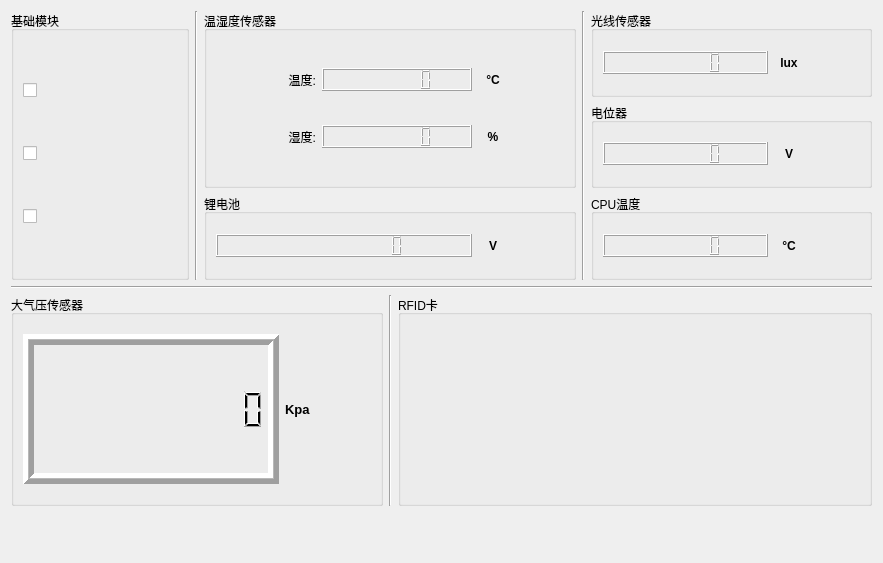
Before: the Qt Designer form usartform.ui in Hello-ZYH/Dormitory-security-system, drawn with Qt 5.
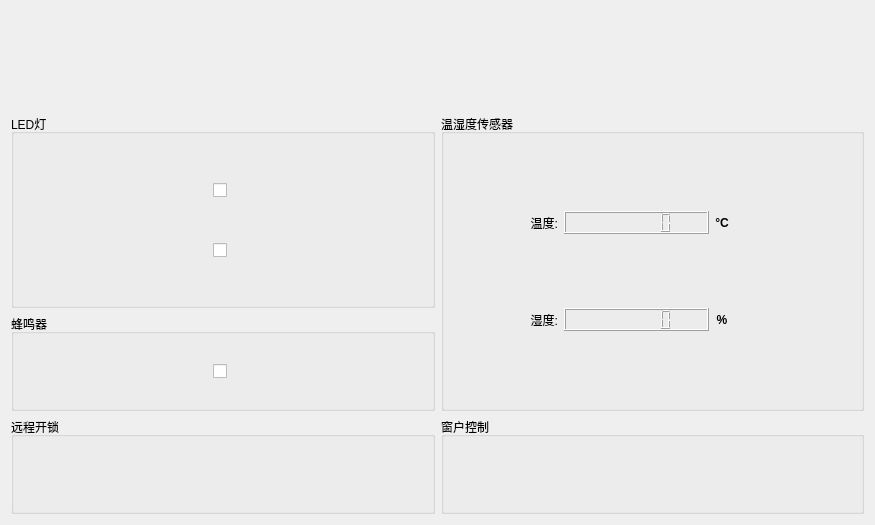
After: the same form once the commit is applied. Icons and pictures are not drawn.

```diff
--- a/usartform.ui
+++ b/usartform.ui
@@ -6,597 +6,49 @@
    <rect>
     <x>0</x>
     <y>0</y>
-    <width>883</width>
-    <height>563</height>
+    <width>875</width>
+    <height>525</height>
    </rect>
   </property>
   <property name="windowTitle">
    <string>Form</string>
   </property>
-  <layout class="QGridLayout" name="gridLayout_2">
-   <item row="1" column="6">
-    <widget class="QGroupBox" name="groupBox_vr">
-     <property name="minimumSize">
-      <size>
-       <width>281</width>
-       <height>61</height>
-      </size>
-     </property>
-     <property name="styleSheet">
-      <string notr="true">border-color: rgb(85, 170, 255);</string>
-     </property>
-     <property name="title">
-      <string>电位器</string>
-     </property>
-     <layout class="QGridLayout" name="gridLayout_5">
-      <item row="0" column="0">
-       <widget class="QLCDNumber" name="lcdNumber_vr">
-        <property name="smallDecimalPoint">
-         <bool>true</bool>
-        </property>
-        <property name="digitCount">
-         <number>6</number>
-        </property>
-       </widget>
-      </item>
-      <item row="0" column="2">
-       <widget class="QPushButton" name="btn_vr">
-        <property name="maximumSize">
-         <size>
-          <width>50</width>
-          <height>16777215</height>
-         </size>
-        </property>
-        <property name="text">
-         <string/>
-        </property>
-        <property name="icon">
-         <iconset resource="source.qrc">
-          <normaloff>:/image/images/refresh.png</normaloff>:/image/images/refresh.png</iconset>
-        </property>
-        <property name="iconSize">
-         <size>
-          <width>50</width>
-          <height>20</height>
-         </size>
-        </property>
-        <property name="flat">
-         <bool>true</bool>
-        </property>
-       </widget>
-      </item>
-      <item row="0" column="1">
-       <widget class="QLabel" name="label_5">
-        <property name="maximumSize">
-         <size>
-          <width>30</width>
-          <height>16777215</height>
-         </size>
-        </property>
-        <property name="font">
-         <font>
-          <weight>75</weight>
-          <bold>true</bold>
-         </font>
-        </property>
-        <property name="text">
-         <string>V</string>
-        </property>
-        <property name="alignment">
-         <set>Qt::AlignCenter</set>
-        </property>
-       </widget>
-      </item>
-     </layout>
-    </widget>
-   </item>
-   <item row="0" column="6">
-    <widget class="QGroupBox" name="groupBox_line">
-     <property name="minimumSize">
-      <size>
-       <width>281</width>
-       <height>61</height>
-      </size>
-     </property>
-     <property name="styleSheet">
-      <string notr="true">border-color: rgb(85, 170, 255);</string>
-     </property>
-     <property name="title">
-      <string>光线传感器</string>
-     </property>
-     <layout class="QGridLayout" name="gridLayout_6">
-      <item row="0" column="2">
-       <widget class="QPushButton" name="btn_light">
-        <property name="maximumSize">
-         <size>
-          <width>50</width>
-          <height>16777215</height>
-         </size>
-        </property>
-        <property name="text">
-         <string/>
-        </property>
-        <property name="icon">
-         <iconset resource="source.qrc">
-          <normaloff>:/image/images/refresh.png</normaloff>:/image/images/refresh.png</iconset>
-        </property>
-        <property name="iconSize">
-         <size>
-          <width>50</width>
-          <height>20</height>
-         </size>
-        </property>
-        <property name="flat">
-         <bool>true</bool>
-        </property>
-       </widget>
-      </item>
-      <item row="0" column="0">
-       <widget class="QLCDNumber" name="lcdNumber_line">
-        <property name="smallDecimalPoint">
-         <bool>true</bool>
-        </property>
-        <property name="digitCount">
-         <number>6</number>
-        </property>
-       </widget>
-      </item>
-      <item row="0" column="1">
-       <widget class="QLabel" name="label_6">
-        <property name="maximumSize">
-         <size>
-          <width>30</width>
-          <height>16777215</height>
-         </size>
-        </property>
-        <property name="font">
-         <font>
-          <weight>75</weight>
-          <bold>true</bold>
-         </font>
-        </property>
-        <property name="text">
-         <string>lux</string>
-        </property>
-        <property name="alignment">
-         <set>Qt::AlignCenter</set>
-        </property>
-       </widget>
-      </item>
-     </layout>
-    </widget>
-   </item>
-   <item row="0" column="5" rowspan="3">
-    <widget class="Line" name="line_2">
-     <property name="styleSheet">
-      <string notr="true">border-color: rgb(85, 170, 255);</string>
-     </property>
-     <property name="orientation">
-      <enum>Qt::Vertical</enum>
-     </property>
-    </widget>
-   </item>
-   <item row="5" column="0" colspan="7">
-    <layout class="QHBoxLayout" name="horizontalLayout">
-     <item>
-      <widget class="QPushButton" name="btn_up">
-       <property name="minimumSize">
-        <size>
-         <width>80</width>
-         <height>40</height>
-        </size>
-       </property>
-       <property name="maximumSize">
-        <size>
-         <width>80</width>
-         <height>40</height>
-        </size>
-       </property>
-       <property name="text">
-        <string/>
-       </property>
-       <property name="icon">
-        <iconset resource="source.qrc">
-         <normaloff>:/image/images/up.png</normaloff>:/image/images/up.png</iconset>
-       </property>
-       <property name="iconSize">
-        <size>
-         <width>50</width>
-         <height>40</height>
-        </size>
-       </property>
-       <property name="flat">
-        <bool>true</bool>
-       </property>
-      </widget>
-     </item>
-     <item>
-      <widget class="QPushButton" name="btn_down">
-       <property name="minimumSize">
-        <size>
-         <width>80</width>
-         <height>40</height>
-        </size>
-       </property>
-       <property name="maximumSize">
-        <size>
-         <width>80</width>
-         <height>40</height>
-        </size>
-       </property>
-       <property name="text">
-        <string/>
-       </property>
-       <property name="icon">
-        <iconset resource="source.qrc">
-         <normaloff>:/image/images/down.png</normaloff>:/image/images/down.png</iconset>
-       </property>
-       <property name="iconSize">
-        <size>
-         <width>50</width>
-         <height>40</height>
-        </size>
-       </property>
-       <property name="flat">
-        <bool>true</bool>
-       </property>
-      </widget>
-     </item>
-     <item>
-      <widget class="QPushButton" name="btn_left">
-       <property name="minimumSize">
-        <size>
-         <width>80</width>
-         <height>40</height>
-        </size>
-       </property>
-       <property name="maximumSize">
-        <size>
-         <width>80</width>
-         <height>40</height>
-        </size>
-       </property>
-       <property name="text">
-        <string/>
-       </property>
-       <property name="icon">
-        <iconset resource="source.qrc">
-         <normaloff>:/image/images/left.png</normaloff>:/image/images/left.png</iconset>
-       </property>
-       <property name="iconSize">
-        <size>
-         <width>50</width>
-         <height>40</height>
-        </size>
-       </property>
-       <property name="flat">
-        <bool>true</bool>
-       </property>
-      </widget>
-     </item>
-     <item>
-      <widget class="QPushButton" name="btn_right">
-       <property name="minimumSize">
-        <size>
-         <width>80</width>
-         <height>40</height>
-        </size>
-       </property>
-       <property name="maximumSize">
-        <size>
-         <width>80</width>
-         <height>40</height>
-        </size>
-       </property>
-       <property name="text">
-        <string/>
-       </property>
-       <property name="icon">
-        <iconset resource="source.qrc">
-         <normaloff>:/image/images/right.png</normaloff>:/image/images/right.png</iconset>
-       </property>
-       <property name="iconSize">
-        <size>
-         <width>50</width>
-         <height>40</height>
-        </size>
-       </property>
-       <property name="flat">
-        <bool>true</bool>
-       </property>
-      </widget>
-     </item>
-     <item>
-      <widget class="QPushButton" name="btn_esc">
-       <property name="minimumSize">
-        <size>
-         <width>80</width>
-         <height>40</height>
-        </size>
-       </property>
-       <property name="maximumSize">
-        <size>
-         <width>80</width>
-         <height>40</height>
-        </size>
-       </property>
-       <property name="text">
-        <string/>
-       </property>
-       <property name="icon">
-        <iconset resource="source.qrc">
-         <normaloff>:/image/images/esc.png</normaloff>:/image/images/esc.png</iconset>
-       </property>
-       <property name="iconSize">
-        <size>
-         <width>50</width>
-         <height>40</height>
-        </size>
-       </property>
-       <property name="flat">
-        <bool>true</bool>
-       </property>
-      </widget>
-     </item>
-     <item>
-      <widget class="QPushButton" name="btn_select">
-       <property name="minimumSize">
-        <size>
-         <width>80</width>
-         <height>40</height>
-        </size>
-       </property>
-       <property name="maximumSize">
-        <size>
-         <width>80</width>
-         <height>40</height>
-        </size>
-       </property>
-       <property name="text">
-        <string/>
-       </property>
-       <property name="icon">
-        <iconset resource="source.qrc">
-         <normaloff>:/image/images/select.png</normaloff>:/image/images/select.png</iconset>
-       </property>
-       <property name="iconSize">
-        <size>
-         <width>80</width>
-         <height>70</height>
-        </size>
-       </property>
-       <property name="flat">
-        <bool>true</bool>
-       </property>
-      </widget>
-     </item>
-    </layout>
-   </item>
-   <item row="2" column="6">
-    <widget class="QGroupBox" name="groupBox_cpu">
-     <property name="minimumSize">
-      <size>
-       <width>281</width>
-       <height>61</height>
-      </size>
-     </property>
-     <property name="styleSheet">
-      <string notr="true">border-color: rgb(85, 170, 255);</string>
-     </property>
-     <property name="title">
-      <string>CPU温度</string>
-     </property>
-     <layout class="QGridLayout" name="gridLayout_4">
-      <item row="0" column="0">
-       <widget class="QLCDNumber" name="lcdNumber_cpu">
-        <property name="styleSheet">
-         <string notr="true">color: rgb(255, 0, 0);</string>
-        </property>
-        <property name="smallDecimalPoint">
-         <bool>true</bool>
-        </property>
-        <property name="digitCount">
-         <number>6</number>
-        </property>
-        <property name="segmentStyle">
-         <enum>QLCDNumber::Filled</enum>
-        </property>
-       </widget>
-      </item>
-      <item row="0" column="2">
-       <widget class="QPushButton" name="btn_cpu">
-        <property name="maximumSize">
-         <size>
-          <width>50</width>
-          <height>16777215</height>
-         </size>
-        </property>
-        <property name="text">
-         <string/>
-        </property>
-        <property name="icon">
-         <iconset resource="source.qrc">
-          <normaloff>:/image/images/refresh.png</normaloff>:/image/images/refresh.png</iconset>
-        </property>
-        <property name="iconSize">
-         <size>
-          <width>50</width>
-          <height>20</height>
-         </size>
-        </property>
-        <property name="flat">
-         <bool>true</bool>
-        </property>
-       </widget>
-      </item>
-      <item row="0" column="1">
-       <widget class="QLabel" name="label_4">
-        <property name="maximumSize">
-         <size>
-          <width>30</width>
-          <height>16777215</height>
-         </size>
-        </property>
-        <property name="font">
-         <font>
-          <weight>75</weight>
-          <bold>true</bold>
-         </font>
-        </property>
-        <property name="text">
-         <string>°C</string>
-        </property>
-        <property name="alignment">
-         <set>Qt::AlignCenter</set>
-        </property>
-       </widget>
-      </item>
-     </layout>
-    </widget>
-   </item>
-   <item row="4" column="4" colspan="3">
-    <widget class="QGroupBox" name="groupBox_8">
-     <property name="styleSheet">
-      <string notr="true">border-color: rgb(85, 170, 255);</string>
-     </property>
-     <property name="title">
-      <string>RFID卡</string>
-     </property>
-     <layout class="QGridLayout" name="gridLayout_9">
-      <item row="0" column="1">
-       <widget class="QPushButton" name="btn_rfid">
-        <property name="maximumSize">
-         <size>
-          <width>50</width>
-          <height>16777215</height>
-         </size>
-        </property>
-        <property name="text">
-         <string/>
-        </property>
-        <property name="icon">
-         <iconset resource="source.qrc">
-          <normaloff>:/image/images/refresh.png</normaloff>:/image/images/refresh.png</iconset>
-        </property>
-        <property name="iconSize">
-         <size>
-          <width>50</width>
-          <height>40</height>
-         </size>
-        </property>
-        <property name="flat">
-         <bool>true</bool>
-        </property>
-       </widget>
-      </item>
-      <item row="0" column="0">
-       <widget class="QLabel" name="label_rfid">
-        <property name="font">
-         <font>
-          <pointsize>10</pointsize>
-          <weight>75</weight>
-          <bold>true</bold>
-         </font>
-        </property>
-        <property name="styleSheet">
-         <string notr="true">color: rgb(255, 0, 0);</string>
-        </property>
-        <property name="text">
-         <string/>
-        </property>
-        <property name="alignment">
-         <set>Qt::AlignCenter</set>
-        </property>
-       </widget>
-      </item>
-     </layout>
-    </widget>
-   </item>
-   <item row="0" column="0" rowspan="3">
-    <widget class="QGroupBox" name="groupBox_base">
-     <property name="minimumSize">
-      <size>
-       <width>151</width>
-       <height>201</height>
-      </size>
-     </property>
-     <property name="styleSheet">
-      <string notr="true">border-color: rgb(85, 170, 255);</string>
-     </property>
-     <property name="title">
-      <string>基础模块</string>
-     </property>
-     <layout class="QGridLayout" name="gridLayout">
-      <item row="3" column="0">
-       <widget class="QCheckBox" name="checkBox_beep">
-        <property name="text">
-         <string/>
-        </property>
-        <property name="icon">
-         <iconset resource="source.qrc">
-          <normaloff>:/image/images/beep2.png</normaloff>:/image/images/beep2.png</iconset>
-        </property>
-        <property name="iconSize">
-         <size>
-          <width>50</width>
-          <height>40</height>
-         </size>
-        </property>
-       </widget>
-      </item>
-      <item row="2" column="0">
-       <widget class="QCheckBox" name="checkBox_led2">
-        <property name="text">
-         <string/>
-        </property>
-        <property name="icon">
-         <iconset resource="source.qrc">
-          <normaloff>:/image/images/led2.png</normaloff>:/image/images/led2.png</iconset>
-        </property>
-        <property name="iconSize">
-         <size>
-          <width>50</width>
-          <height>40</height>
-         </size>
-        </property>
-       </widget>
-      </item>
-      <item row="1" column="0">
-       <widget class="QCheckBox" name="checkBox_led1">
-        <property name="text">
-         <string/>
-        </property>
-        <property name="icon">
-         <iconset resource="source.qrc">
-          <normaloff>:/image/images/led2.png</normaloff>:/image/images/led2.png</iconset>
-        </property>
-        <property name="iconSize">
-         <size>
-          <width>50</width>
-          <height>40</height>
-         </size>
-        </property>
-       </widget>
-      </item>
-     </layout>
-    </widget>
-   </item>
-   <item row="0" column="2" rowspan="2" colspan="3">
+  <layout class="QGridLayout" name="gridLayout">
+   <item row="1" column="1" rowspan="3">
     <widget class="QGroupBox" name="groupBox_dth11">
-     <property name="minimumSize">
-      <size>
-       <width>271</width>
-       <height>131</height>
-      </size>
-     </property>
      <property name="styleSheet">
       <string notr="true">border-color: rgb(85, 170, 255);</string>
      </property>
      <property name="title">
       <string>温湿度传感器</string>
      </property>
+     <property name="flat">
+      <bool>false</bool>
+     </property>
      <layout class="QGridLayout" name="gridLayout_7">
-      <item row="0" column="1">
+      <item row="1" column="3">
+       <widget class="QLabel" name="label_8">
+        <property name="maximumSize">
+         <size>
+          <width>30</width>
+          <height>16777215</height>
+         </size>
+        </property>
+        <property name="font">
+         <font>
+          <weight>75</weight>
+          <bold>true</bold>
+         </font>
+        </property>
+        <property name="text">
+         <string>%</string>
+        </property>
+        <property name="alignment">
+         <set>Qt::AlignCenter</set>
+        </property>
+       </widget>
+      </item>
+      <item row="0" column="2">
        <widget class="QLCDNumber" name="lcdNumber_temp">
         <property name="minimumSize">
          <size>
@@ -628,45 +80,29 @@
         </property>
        </widget>
       </item>
-      <item row="0" column="0">
-       <widget class="QLabel" name="label">
+      <item row="0" column="3">
+       <widget class="QLabel" name="label_7">
         <property name="maximumSize">
          <size>
-          <width>100</width>
+          <width>30</width>
           <height>16777215</height>
          </size>
         </property>
+        <property name="font">
+         <font>
+          <weight>75</weight>
+          <bold>true</bold>
+         </font>
+        </property>
         <property name="text">
-         <string>温度:</string>
+         <string>°C</string>
         </property>
         <property name="alignment">
-         <set>Qt::AlignRight|Qt::AlignTrailing|Qt::AlignVCenter</set>
+         <set>Qt::AlignCenter</set>
         </property>
        </widget>
       </item>
-      <item row="1" column="1">
-       <widget class="QLCDNumber" name="lcdNumber_humi">
-        <property name="minimumSize">
-         <size>
-          <width>145</width>
-          <height>0</height>
-         </size>
-        </property>
-        <property name="styleSheet">
-         <string notr="true">color: rgb(255, 0, 0);</string>
-        </property>
-        <property name="lineWidth">
-         <number>1</number>
-        </property>
-        <property name="smallDecimalPoint">
-         <bool>true</bool>
-        </property>
-        <property name="digitCount">
-         <number>6</number>
-        </property>
-       </widget>
-      </item>
-      <item row="0" column="4">
+      <item row="0" column="5">
        <widget class="QPushButton" name="btn_temp">
         <property name="maximumSize">
          <size>
@@ -692,7 +128,7 @@
         </property>
        </widget>
       </item>
-      <item row="1" column="0">
+      <item row="1" column="1">
        <widget class="QLabel" name="label_2">
         <property name="maximumSize">
          <size>
@@ -708,7 +144,23 @@
         </property>
        </widget>
       </item>
-      <item row="1" column="4">
+      <item row="0" column="1">
+       <widget class="QLabel" name="label">
+        <property name="maximumSize">
+         <size>
+          <width>100</width>
+          <height>16777215</height>
+         </size>
+        </property>
+        <property name="text">
+         <string>温度:</string>
+        </property>
+        <property name="alignment">
+         <set>Qt::AlignRight|Qt::AlignTrailing|Qt::AlignVCenter</set>
+        </property>
+       </widget>
+      </item>
+      <item row="1" column="5">
        <widget class="QPushButton" name="btn_humi">
         <property name="maximumSize">
          <size>
@@ -734,119 +186,86 @@
         </property>
        </widget>
       </item>
-      <item row="0" column="2">
-       <widget class="QLabel" name="label_7">
-        <property name="maximumSize">
+      <item row="0" column="0">
+       <spacer name="horizontalSpacer_5">
+        <property name="orientation">
+         <enum>Qt::Horizontal</enum>
+        </property>
+        <property name="sizeHint" stdset="0">
          <size>
-          <width>30</width>
-          <height>16777215</height>
+          <width>40</width>
+          <height>20</height>
          </size>
         </property>
-        <property name="font">
-         <font>
-          <weight>75</weight>
-          <bold>true</bold>
-         </font>
-        </property>
-        <property name="text">
-         <string>°C</string>
-        </property>
-        <property name="alignment">
-         <set>Qt::AlignCenter</set>
-        </property>
-       </widget>
+       </spacer>
       </item>
       <item row="1" column="2">
-       <widget class="QLabel" name="label_8">
-        <property name="maximumSize">
-         <size>
-          <width>30</width>
-          <height>16777215</height>
-         </size>
-        </property>
-        <property name="font">
-         <font>
-          <weight>75</weight>
-          <bold>true</bold>
-         </font>
-        </property>
-        <property name="text">
-         <string>%</string>
-        </property>
-        <property name="alignment">
-         <set>Qt::AlignCenter</set>
-        </property>
-       </widget>
-      </item>
-     </layout>
-    </widget>
-   </item>
-   <item row="3" column="0" colspan="7">
-    <widget class="Line" name="line_4">
-     <property name="styleSheet">
-      <string notr="true">border-color: rgb(85, 170, 255);</string>
-     </property>
-     <property name="orientation">
-      <enum>Qt::Horizontal</enum>
-     </property>
-    </widget>
-   </item>
-   <item row="4" column="0" colspan="3">
-    <widget class="QGroupBox" name="groupBox_5">
-     <property name="minimumSize">
-      <size>
-       <width>0</width>
-       <height>211</height>
-      </size>
-     </property>
-     <property name="styleSheet">
-      <string notr="true">border-color: rgb(85, 170, 255);</string>
-     </property>
-     <property name="title">
-      <string>大气压传感器</string>
-     </property>
-     <layout class="QGridLayout" name="gridLayout_8">
-      <item row="0" column="0">
-       <widget class="QLCDNumber" name="lcdNumber_pressure">
+       <widget class="QLCDNumber" name="lcdNumber_humi">
         <property name="minimumSize">
          <size>
-          <width>0</width>
-          <height>150</height>
+          <width>145</width>
+          <height>0</height>
          </size>
         </property>
+        <property name="styleSheet">
+         <string notr="true">color: rgb(255, 0, 0);</string>
+        </property>
         <property name="lineWidth">
-         <number>5</number>
-        </property>
-        <property name="midLineWidth">
          <number>1</number>
         </property>
         <property name="smallDecimalPoint">
          <bool>true</bool>
         </property>
         <property name="digitCount">
-         <number>10</number>
+         <number>6</number>
         </property>
        </widget>
       </item>
-      <item row="0" column="2">
-       <widget class="QPushButton" name="btn_pressure">
-        <property name="maximumSize">
+      <item row="0" column="6">
+       <spacer name="horizontalSpacer_6">
+        <property name="orientation">
+         <enum>Qt::Horizontal</enum>
+        </property>
+        <property name="sizeHint" stdset="0">
          <size>
-          <width>50</width>
-          <height>16777215</height>
+          <width>40</width>
+          <height>20</height>
          </size>
         </property>
+       </spacer>
+      </item>
+     </layout>
+    </widget>
+   </item>
+   <item row="0" column="0" colspan="2">
+    <widget class="QLabel" name="label_3">
+     <property name="styleSheet">
+      <string notr="true">image: url(:/image/images/fish.jpg);</string>
+     </property>
+     <property name="text">
+      <string/>
+     </property>
+    </widget>
+   </item>
+   <item row="4" column="1">
+    <widget class="QGroupBox" name="groupBox">
+     <property name="title">
+      <string>窗户控制</string>
+     </property>
+     <layout class="QGridLayout" name="gridLayout_5">
+      <item row="0" column="0">
+       <widget class="QPushButton" name="pushButton">
         <property name="text">
          <string/>
         </property>
         <property name="icon">
          <iconset resource="source.qrc">
-          <normaloff>:/image/images/refresh.png</normaloff>:/image/images/refresh.png</iconset>
+          <normaloff>:/image/images/window.png</normaloff>:/image/images/window.png</iconset>
         </property>
         <property name="iconSize">
          <size>
-          <width>50</width>
-          <height>40</height>
+          <width>150</width>
+          <height>60</height>
          </size>
         </property>
         <property name="flat">
@@ -854,123 +273,169 @@
         </property>
        </widget>
       </item>
-      <item row="0" column="1">
-       <widget class="QLabel" name="label_3">
-        <property name="maximumSize">
+     </layout>
+    </widget>
+   </item>
+   <item row="4" column="0">
+    <widget class="QGroupBox" name="groupbox_lock">
+     <property name="styleSheet">
+      <string notr="true">border-color: rgb(85, 170, 255);</string>
+     </property>
+     <property name="title">
+      <string>远程开锁</string>
+     </property>
+     <layout class="QGridLayout" name="gridLayout_4">
+      <item row="1" column="0">
+       <widget class="QPushButton" name="btn_lock">
+        <property name="text">
+         <string/>
+        </property>
+        <property name="icon">
+         <iconset resource="source.qrc">
+          <normaloff>:/image/images/lock1.png</normaloff>:/image/images/lock1.png</iconset>
+        </property>
+        <property name="iconSize">
          <size>
-          <width>30</width>
-          <height>16777215</height>
+          <width>150</width>
+          <height>70</height>
          </size>
         </property>
-        <property name="font">
-         <font>
-          <pointsize>10</pointsize>
-          <weight>75</weight>
-          <bold>true</bold>
-         </font>
+        <property name="flat">
+         <bool>true</bool>
         </property>
-        <property name="text">
-         <string>Kpa</string>
-        </property>
        </widget>
       </item>
      </layout>
     </widget>
    </item>
-   <item row="4" column="3">
-    <widget class="Line" name="line_3">
+   <item row="3" column="0">
+    <widget class="QGroupBox" name="groupBox_beep">
      <property name="styleSheet">
       <string notr="true">border-color: rgb(85, 170, 255);</string>
      </property>
-     <property name="orientation">
-      <enum>Qt::Vertical</enum>
-     </property>
-    </widget>
-   </item>
-   <item row="2" column="2" colspan="3">
-    <widget class="QGroupBox" name="groupBox_battery">
-     <property name="minimumSize">
-      <size>
-       <width>271</width>
-       <height>61</height>
-      </size>
-     </property>
-     <property name="styleSheet">
-      <string notr="true">border-color: rgb(85, 170, 255);</string>
-     </property>
      <property name="title">
-      <string>锂电池</string>
+      <string>蜂鸣器</string>
      </property>
      <layout class="QGridLayout" name="gridLayout_3">
-      <item row="0" column="0">
-       <widget class="QLCDNumber" name="lcdNumber_battery">
-        <property name="smallDecimalPoint">
-         <bool>true</bool>
+      <item row="1" column="0">
+       <spacer name="horizontalSpacer_3">
+        <property name="orientation">
+         <enum>Qt::Horizontal</enum>
         </property>
-        <property name="digitCount">
-         <number>10</number>
-        </property>
-       </widget>
-      </item>
-      <item row="0" column="2">
-       <widget class="QPushButton" name="btn_batterry">
-        <property name="maximumSize">
+        <property name="sizeHint" stdset="0">
          <size>
-          <width>50</width>
-          <height>16777215</height>
+          <width>40</width>
+          <height>20</height>
          </size>
         </property>
+       </spacer>
+      </item>
+      <item row="1" column="1">
+       <widget class="QCheckBox" name="checkBox_beep">
         <property name="text">
          <string/>
         </property>
         <property name="icon">
          <iconset resource="source.qrc">
-          <normaloff>:/image/images/refresh.png</normaloff>:/image/images/refresh.png</iconset>
+          <normaloff>:/image/images/nbeep2.png</normaloff>:/image/images/nbeep2.png</iconset>
         </property>
         <property name="iconSize">
          <size>
           <width>50</width>
-          <height>20</height>
+          <height>40</height>
          </size>
         </property>
-        <property name="flat">
-         <bool>true</bool>
+        <property name="tristate">
+         <bool>false</bool>
         </property>
        </widget>
       </item>
-      <item row="0" column="1">
-       <widget class="QLabel" name="label_9">
-        <property name="maximumSize">
+      <item row="1" column="2">
+       <spacer name="horizontalSpacer_4">
+        <property name="orientation">
+         <enum>Qt::Horizontal</enum>
+        </property>
+        <property name="sizeHint" stdset="0">
          <size>
-          <width>30</width>
-          <height>16777215</height>
+          <width>40</width>
+          <height>20</height>
          </size>
         </property>
-        <property name="font">
-         <font>
-          <weight>75</weight>
-          <bold>true</bold>
-         </font>
-        </property>
-        <property name="text">
-         <string>V</string>
-        </property>
-        <property name="alignment">
-         <set>Qt::AlignCenter</set>
-        </property>
-       </widget>
+       </spacer>
       </item>
      </layout>
     </widget>
    </item>
-   <item row="0" column="1" rowspan="3">
-    <widget class="Line" name="line">
+   <item row="1" column="0" rowspan="2">
+    <widget class="QGroupBox" name="groupBox_base">
      <property name="styleSheet">
       <string notr="true">border-color: rgb(85, 170, 255);</string>
      </property>
-     <property name="orientation">
-      <enum>Qt::Vertical</enum>
+     <property name="title">
+      <string>LED灯</string>
      </property>
+     <layout class="QGridLayout" name="gridLayout_2">
+      <item row="0" column="1">
+       <widget class="QCheckBox" name="checkBox_led1">
+        <property name="text">
+         <string/>
+        </property>
+        <property name="icon">
+         <iconset resource="source.qrc">
+          <normaloff>:/image/images/led2.png</normaloff>:/image/images/led2.png</iconset>
+        </property>
+        <property name="iconSize">
+         <size>
+          <width>50</width>
+          <height>40</height>
+         </size>
+        </property>
+       </widget>
+      </item>
+      <item row="0" column="0">
+       <spacer name="horizontalSpacer">
+        <property name="orientation">
+         <enum>Qt::Horizontal</enum>
+        </property>
+        <property name="sizeHint" stdset="0">
+         <size>
+          <width>40</width>
+          <height>20</height>
+         </size>
+        </property>
+       </spacer>
+      </item>
+      <item row="1" column="1">
+       <widget class="QCheckBox" name="checkBox_led2">
+        <property name="text">
+         <string/>
+        </property>
+        <property name="icon">
+         <iconset resource="source.qrc">
+          <normaloff>:/image/images/led2.png</normaloff>:/image/images/led2.png</iconset>
+        </property>
+        <property name="iconSize">
+         <size>
+          <width>50</width>
+          <height>40</height>
+         </size>
+        </property>
+       </widget>
+      </item>
+      <item row="0" column="2">
+       <spacer name="horizontalSpacer_2">
+        <property name="orientation">
+         <enum>Qt::Horizontal</enum>
+        </property>
+        <property name="sizeHint" stdset="0">
+         <size>
+          <width>40</width>
+          <height>20</height>
+         </size>
+        </property>
+       </spacer>
+      </item>
+     </layout>
     </widget>
    </item>
   </layout>
```
